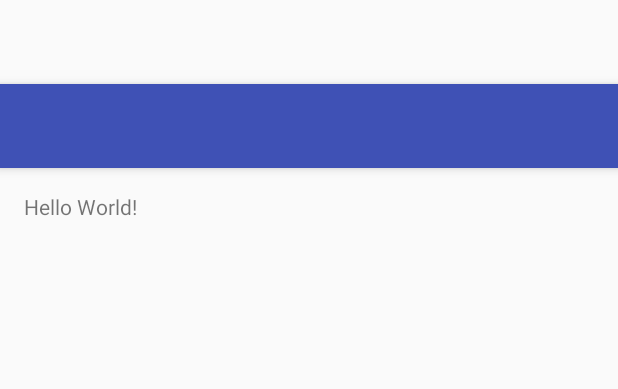
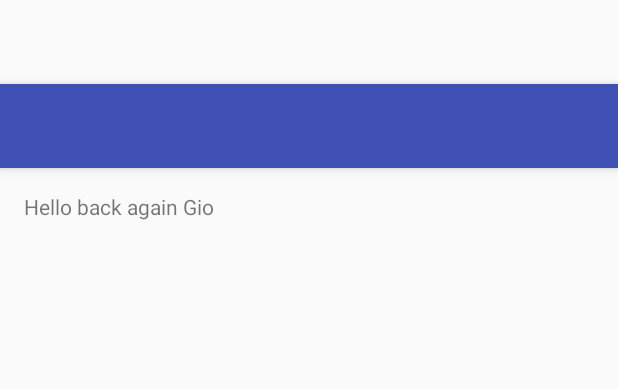
Before and after one commit to tjgalti/GitExample, an Android app: the layout activity_git_example.xml on its own in the app's theme, with its tools: preview values and no code run, on a phone screen of 412 x 824 dp. Shown: the top 389 px of the screen. Run offline under Robolectric (Android 15) with nearby library versions, the phone set to English and light mode, and no system bars.

Commit message:
change display text

```diff
--- a/app/src/main/AndroidManifest.xml
+++ b/app/src/main/AndroidManifest.xml
@@ -1,17 +1,17 @@
 <?xml version="1.0" encoding="utf-8"?>
 <manifest xmlns:android="http://schemas.android.com/apk/res/android"
-    package="com.example.theforce.gitexample">
+    package="com.example.theforce.gitexample" >
 
     <application
         android:allowBackup="true"
         android:icon="@mipmap/ic_launcher"
         android:label="@string/app_name"
         android:supportsRtl="true"
-        android:theme="@style/AppTheme">
+        android:theme="@style/AppTheme" >
         <activity
             android:name=".GitExampleActivity"
             android:label="@string/app_name"
-            android:theme="@style/AppTheme.NoActionBar">
+            android:theme="@style/AppTheme.NoActionBar" >
             <intent-filter>
                 <action android:name="android.intent.action.MAIN" />
 
--- a/app/src/main/java/com/example/theforce/gitexample/GitExampleActivity.java
+++ b/app/src/main/java/com/example/theforce/gitexample/GitExampleActivity.java
@@ -18,7 +18,7 @@ public class GitExampleActivity extends AppCompatActivity {
         Toolbar toolbar = (Toolbar) findViewById(R.id.toolbar);
         setSupportActionBar(toolbar);
 
-        FloatingActionButton fab = (FloatingActionButton) findViewById(R.id.fab);
+       FloatingActionButton fab = (FloatingActionButton) findViewById(R.id.fab);
         fab.setOnClickListener(new View.OnClickListener() {
             @Override
             public void onClick(View view) {
--- a/app/src/main/res/layout/content_git_example.xml
+++ b/app/src/main/res/layout/content_git_example.xml
@@ -1,19 +1,20 @@
 <?xml version="1.0" encoding="utf-8"?>
-<RelativeLayout xmlns:android="http://schemas.android.com/apk/res/android"
+<RelativeLayout
+    xmlns:android="http://schemas.android.com/apk/res/android"
+    xmlns:tools="http://schemas.android.com/tools"
     xmlns:app="http://schemas.android.com/apk/res-auto"
-    xmlns:tools="http://schemas.android.com/tools"
     android:layout_width="match_parent"
     android:layout_height="match_parent"
-    android:paddingBottom="@dimen/activity_vertical_margin"
     android:paddingLeft="@dimen/activity_horizontal_margin"
     android:paddingRight="@dimen/activity_horizontal_margin"
     android:paddingTop="@dimen/activity_vertical_margin"
+    android:paddingBottom="@dimen/activity_vertical_margin"
     app:layout_behavior="@string/appbar_scrolling_view_behavior"
-    tools:context="com.example.theforce.gitexample.GitExampleActivity"
-    tools:showIn="@layout/activity_git_example">
+    tools:showIn="@layout/activity_git_example"
+    tools:context="com.example.theforce.gitexample.GitExampleActivity">
 
     <TextView
+        android:text="Hello back again Gio"
         android:layout_width="wrap_content"
-        android:layout_height="wrap_content"
-        android:text="Hello World!" />
+        android:layout_height="wrap_content" />
 </RelativeLayout>
--- a/app/src/main/res/values-v21/styles.xml
+++ b/app/src/main/res/values-v21/styles.xml
@@ -1,5 +1,4 @@
 <resources>>
-
             <style name="AppTheme.NoActionBar">
             <item name="windowActionBar">false</item>
             <item name="windowNoTitle">true</item>
--- a/app/src/main/res/values/styles.xml
+++ b/app/src/main/res/values/styles.xml
@@ -7,14 +7,11 @@
         <item name="colorPrimaryDark">@color/colorPrimaryDark</item>
         <item name="colorAccent">@color/colorAccent</item>
     </style>
-
     <style name="AppTheme.NoActionBar">
         <item name="windowActionBar">false</item>
         <item name="windowNoTitle">true</item>
     </style>
-
     <style name="AppTheme.AppBarOverlay" parent="ThemeOverlay.AppCompat.Dark.ActionBar" />
-
     <style name="AppTheme.PopupOverlay" parent="ThemeOverlay.AppCompat.Light" />
 
 </resources>
```
Also changed, not shown: app/src/main/res/layout/activity_git_example.xml (+4 -3 lines), app/src/main/res/menu/menu_git_example.xml (+3 -4 lines). Lines whose indentation alone changed are shown as unchanged.
